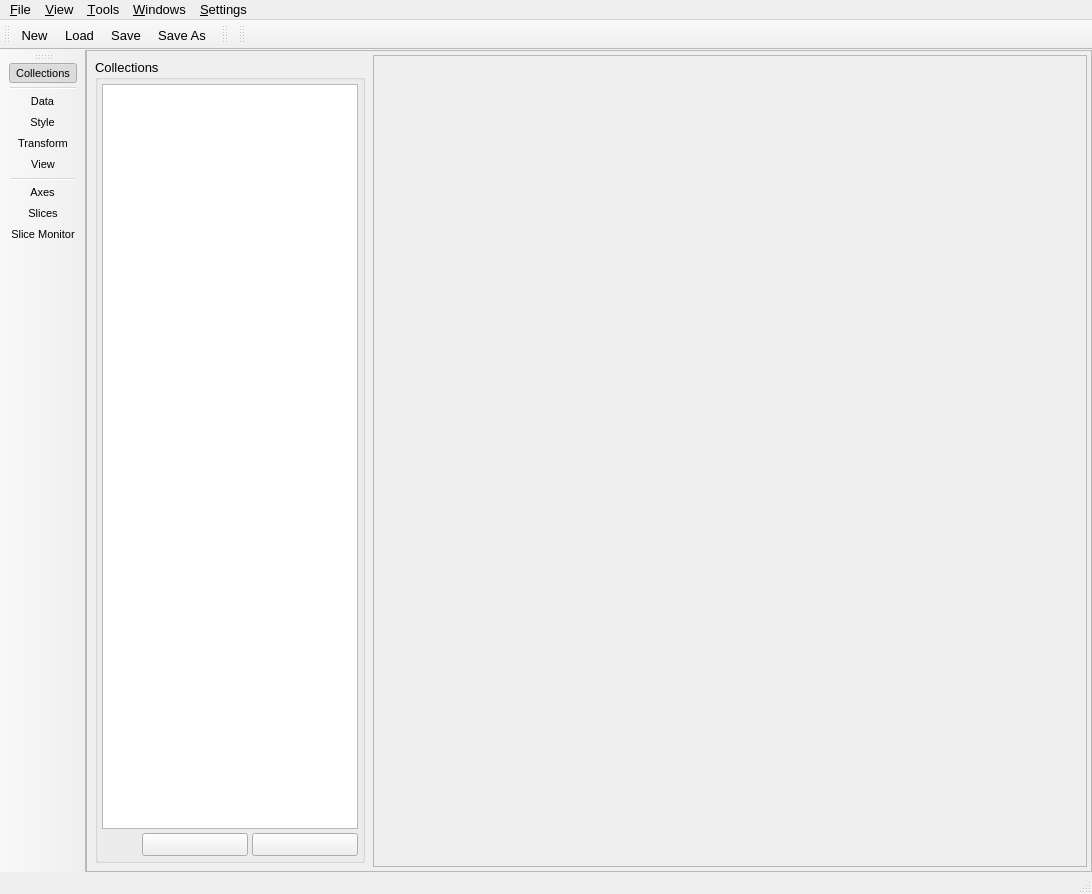
The window that src/gui/uchroma.ui (trisyoungs/uchroma) describes before a commit, drawn with Qt 5.
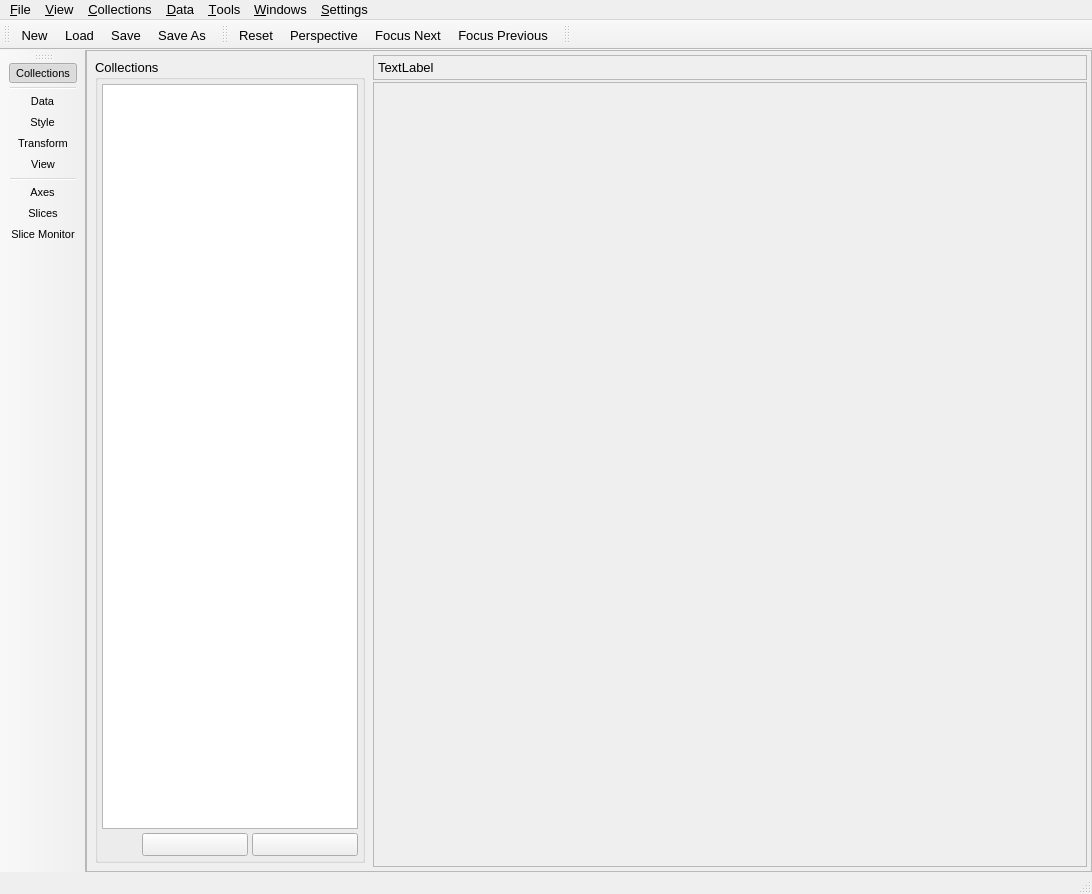
The same window after the commit. Icons and pictures are not drawn. Custom widgets are drawn as their Qt base class.

Commit message: Added CollectionInfoLabel above main view to display current collection, and info about it. Removed src/gui/uchroma_colour.cpp from repo. Fixed - Transform / data limits were not updated after reloading data. Updated full surface rendered to account for missing points and omit triangles where necessary. Renamed some functions in Viewer for clarity. Split main rendering primitive from per Collection to per Slice. Added PrimitiveList class to manage list of grouped Primitives. Added ability to creat indexed VBOs for display.

```diff
--- a/src/gui/uchroma.ui
+++ b/src/gui/uchroma.ui
@@ -180,6 +180,31 @@
          <property name="spacing">
           <number>2</number>
          </property>
+         <item>
+          <widget class="QFrame" name="CollectionInfoFrame">
+           <property name="frameShape">
+            <enum>QFrame::StyledPanel</enum>
+           </property>
+           <property name="frameShadow">
+            <enum>QFrame::Raised</enum>
+           </property>
+           <layout class="QHBoxLayout" name="horizontalLayout_4">
+            <property name="spacing">
+             <number>4</number>
+            </property>
+            <property name="margin">
+             <number>4</number>
+            </property>
+            <item>
+             <widget class="QLabel" name="CollectionInfoLabel">
+              <property name="text">
+               <string>TextLabel</string>
+              </property>
+             </widget>
+            </item>
+           </layout>
+          </widget>
+         </item>
          <item>
           <widget class="QFrame" name="MainViewFrame">
            <property name="sizePolicy">
@@ -239,7 +264,7 @@
      <x>0</x>
      <y>0</y>
      <width>1092</width>
-     <height>29</height>
+     <height>23</height>
     </rect>
    </property>
    <widget class="QMenu" name="menuFile">
@@ -293,8 +318,28 @@
     <addaction name="actionWindowsSliceMonitor"/>
     <addaction name="actionWindowSlices"/>
    </widget>
+   <widget class="QMenu" name="menuCollections">
+    <property name="title">
+     <string>&amp;Collections</string>
+    </property>
+    <addaction name="actionCollectionsNew"/>
+    <addaction name="actionCollectionsCreate"/>
+    <addaction name="separator"/>
+    <addaction name="actionCollectionsFocusNext"/>
+    <addaction name="actionCollectionsFocusPrevious"/>
+   </widget>
+   <widget class="QMenu" name="menuData">
+    <property name="title">
+     <string>&amp;Data</string>
+    </property>
+    <addaction name="actionDataLoadXY"/>
+    <addaction name="separator"/>
+    <addaction name="actionDataImport"/>
+   </widget>
    <addaction name="menuFile"/>
    <addaction name="menuView"/>
+   <addaction name="menuCollections"/>
+   <addaction name="menuData"/>
    <addaction name="menuTools"/>
    <addaction name="menuWindows"/>
    <addaction name="menuSettings"/>
@@ -354,12 +399,22 @@
    <property name="windowTitle">
     <string>toolBar_2</string>
    </property>
+   <property name="iconSize">
+    <size>
+     <width>20</width>
+     <height>20</height>
+    </size>
+   </property>
    <attribute name="toolBarArea">
     <enum>TopToolBarArea</enum>
    </attribute>
    <attribute name="toolBarBreak">
     <bool>false</bool>
    </attribute>
+   <addaction name="actionViewReset"/>
+   <addaction name="actionViewPerspective"/>
+   <addaction name="actionCollectionsFocusNext"/>
+   <addaction name="actionCollectionsFocusPrevious"/>
   </widget>
   <widget class="QToolBar" name="toolBar_3">
    <property name="windowTitle">
@@ -422,6 +477,13 @@
    <property name="checkable">
     <bool>true</bool>
    </property>
+   <property name="checked">
+    <bool>false</bool>
+   </property>
+   <property name="icon">
+    <iconset resource="icons.qrc">
+     <normaloff>:/uchroma/icons/view_perspective.svg</normaloff>:/uchroma/icons/view_perspective.svg</iconset>
+   </property>
    <property name="text">
     <string>Perspective</string>
    </property>
@@ -587,6 +649,55 @@
     <string>Show list of all data collections</string>
    </property>
   </action>
+  <action name="actionCollectionsNew">
+   <property name="text">
+    <string>New</string>
+   </property>
+   <property name="toolTip">
+    <string>Create new, empty collection</string>
+   </property>
+  </action>
+  <action name="actionCollectionsFocusNext">
+   <property name="icon">
+    <iconset resource="icons.qrc">
+     <normaloff>:/uchroma/icons/collections_next.svg</normaloff>:/uchroma/icons/collections_next.svg</iconset>
+   </property>
+   <property name="text">
+    <string>Focus Next</string>
+   </property>
+   <property name="toolTip">
+    <string>Shift focus to next collection in list (PgDown)</string>
+   </property>
+   <property name="shortcut">
+    <string>PgDown</string>
+   </property>
+   <property name="shortcutContext">
+    <enum>Qt::ApplicationShortcut</enum>
+   </property>
+  </action>
+  <action name="actionCollectionsFocusPrevious">
+   <property name="icon">
+    <iconset resource="icons.qrc">
+     <normaloff>:/uchroma/icons/collections_prev.svg</normaloff>:/uchroma/icons/collections_prev.svg</iconset>
+   </property>
+   <property name="text">
+    <string>Focus Previous</string>
+   </property>
+   <property name="toolTip">
+    <string>Shift focus to the previous collection in the list (PgUp)</string>
+   </property>
+   <property name="shortcut">
+    <string>PgUp</string>
+   </property>
+   <property name="shortcutContext">
+    <enum>Qt::ApplicationShortcut</enum>
+   </property>
+  </action>
+  <action name="actionDataLoadXY">
+   <property name="text">
+    <string>&amp;Load XY Datasets</string>
+   </property>
+  </action>
  </widget>
  <customwidgets>
   <customwidget>
```
Left out of the diff: 31 changed lines with no effect on the pictures. The commit also changes 39 other files.
